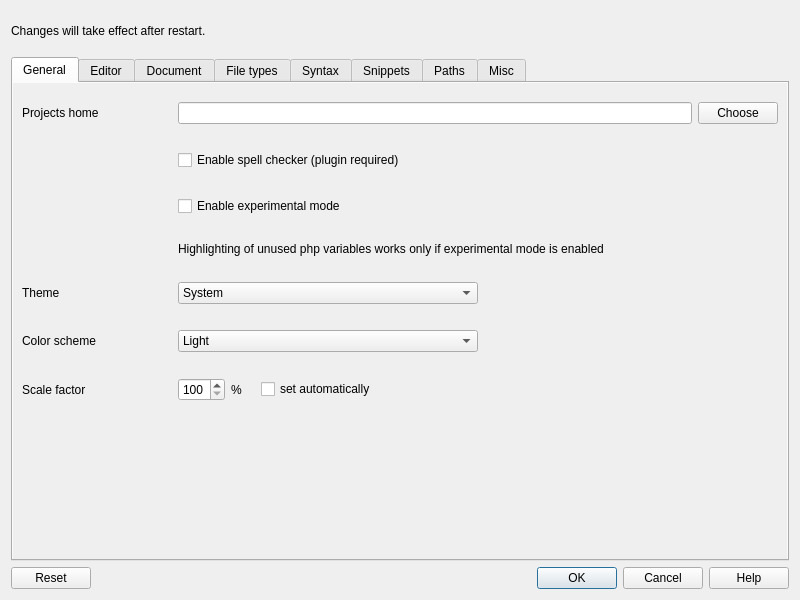
Old version of the form ui/settings.ui in the repository ziracms/editor.
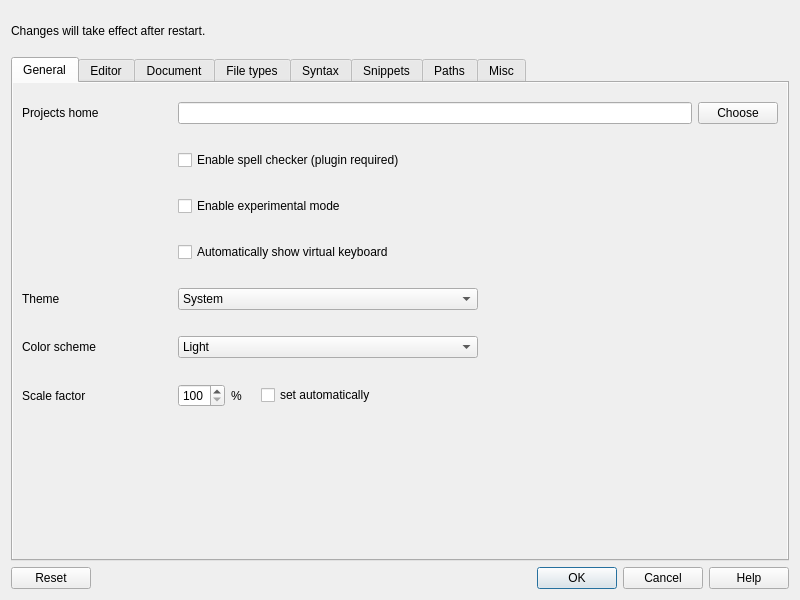
New version of the form.

Commit message: added option to disable virtual keyboard

What changed in the file:
```diff
--- a/ui/settings.ui
+++ b/ui/settings.ui
@@ -199,12 +199,9 @@
               <number>10</number>
              </property>
              <item>
-              <widget class="QLabel" name="experimentalModeDescLabel">
+              <widget class="QCheckBox" name="virtualKeyboardCheckBox">
                <property name="text">
-                <string>Highlighting of unused php variables works only if experimental mode is enabled</string>
-               </property>
-               <property name="wordWrap">
-                <bool>true</bool>
+                <string>Automatically show virtual keyboard</string>
                </property>
               </widget>
              </item>
```
Left out of the diff: 2 changed lines with no effect on the pictures. The commit also changes 3 other files.
